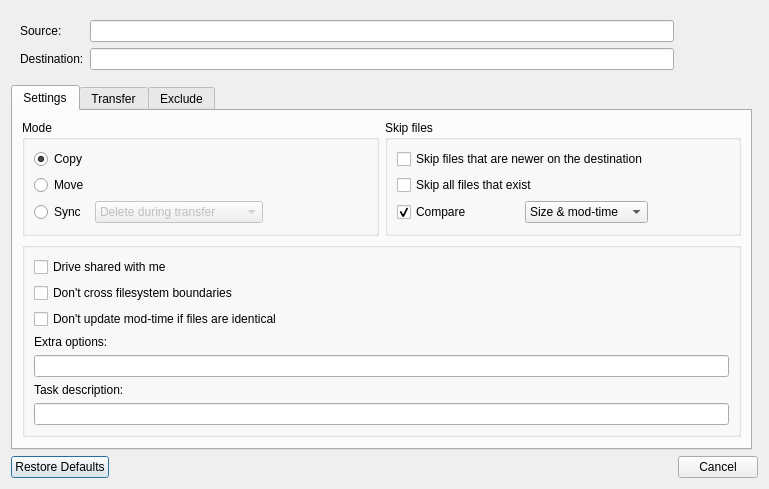
Old version of the form src/transfer_dialog.ui in the repository SysAdminDoc/RcloneBrowserNG.
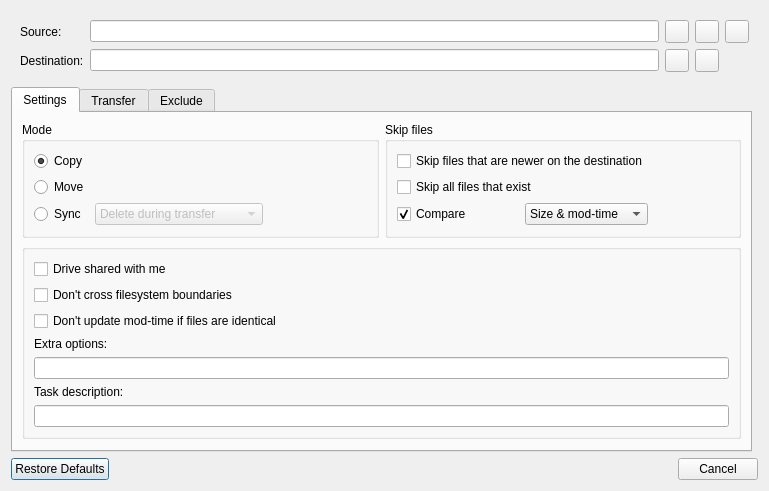
New version of the form.

Commit message:
chore: remove dead inline stylesheets from .ui files
Five .ui files defined QToolButton { border: 0 } inline stylesheets
that were immediately cleared to QString() in their .cpp constructors.
The global stylesheet in interface_polish.cpp handles all button
styling — these were leftover from before the design system existed.

```diff
--- a/src/transfer_dialog.ui
+++ b/src/transfer_dialog.ui
@@ -57,7 +57,7 @@
          <string>Choose folder</string>
         </property>
         <property name="styleSheet">
-         <string notr="true">QToolButton { border: 0; }</string>
+         <string notr="true"/>
         </property>
        </widget>
       </item>
@@ -67,7 +67,7 @@
          <string>Restore default upload folder</string>
         </property>
         <property name="styleSheet">
-         <string notr="true">QToolButton { border: 0; }</string>
+         <string notr="true"/>
         </property>
        </widget>
       </item>
@@ -80,7 +80,7 @@
          <string>Choose file</string>
         </property>
         <property name="styleSheet">
-         <string notr="true">QToolButton { border: 0; }</string>
+         <string notr="true"/>
         </property>
        </widget>
       </item>
@@ -106,7 +106,7 @@
          <string>Choose folder</string>
         </property>
         <property name="styleSheet">
-         <string notr="true">QToolButton { border: 0; }</string>
+         <string notr="true"/>
         </property>
        </widget>
       </item>
@@ -116,7 +116,7 @@
          <string>Restore default download folder</string>
         </property>
         <property name="styleSheet">
-         <string notr="true">QToolButton { border: 0; }</string>
+         <string notr="true"/>
         </property>
        </widget>
       </item>
```
The commit also changes 4 other files.
